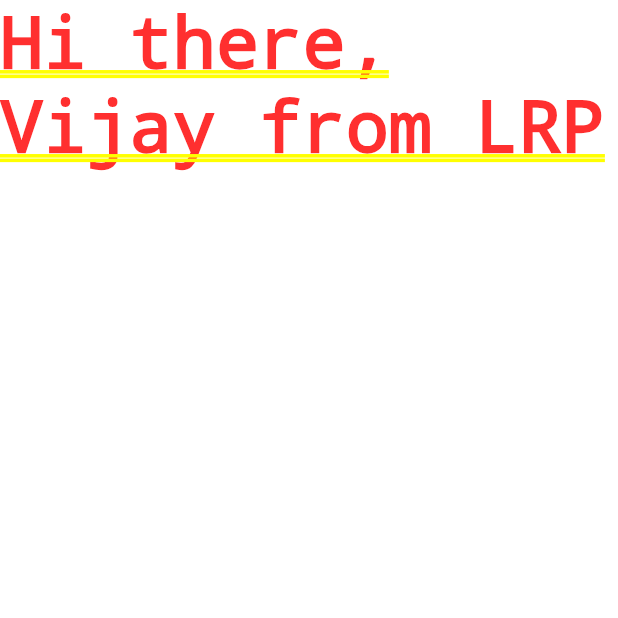
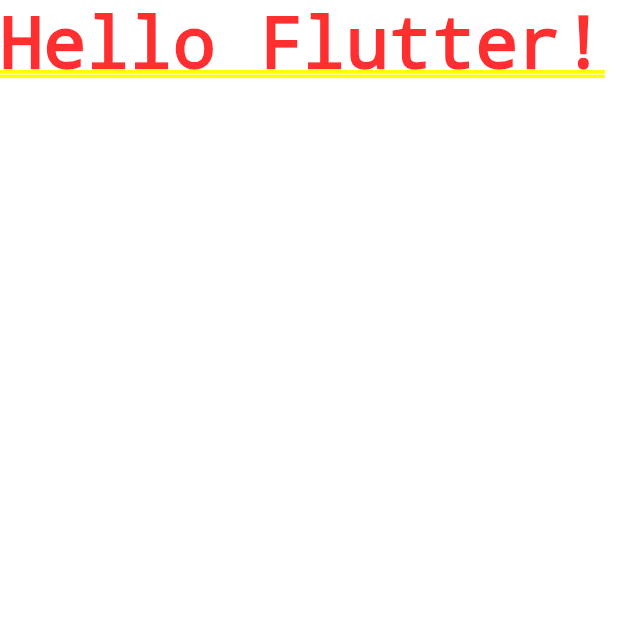
Before and after one commit to VijayGanganapalli/hitesh_project, a Flutter app: the screen it shows after launch, on a phone screen of 412 x 824 dp, the top half of it. Run offline on Flutter 3.47's test engine with Material 2 defaults, Android fonts, the phone set to English and light mode, and no system bars.

Commit message:
title and home added

```diff
--- a/project01/lib/main.dart
+++ b/project01/lib/main.dart
@@ -3,11 +3,15 @@ import 'package:flutter/material.dart';
 
 //TODO: create a main Function
 void main() {
-  //TODO: create a widget
-  var app = MaterialApp(
-    home: Text("Hi there, Vijay from LRP"),
-  );
+  runApp(MyApp());
+}
 
-  //TODO: run that widget on mobile device
-  runApp(app);
-}
+  class MyApp extends StatelessWidget {
+    @override
+    Widget build(BuildContext context) {
+      return MaterialApp(
+        title: "Flutter tutorial",
+        home: Text("Hello Flutter!"),
+      );
+    }
+  }
```
